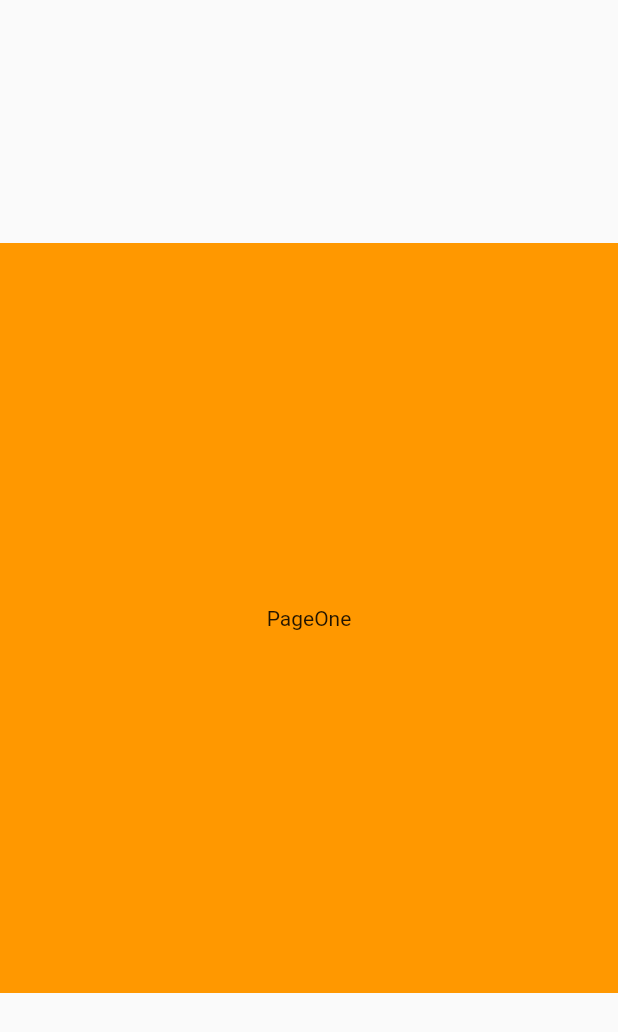
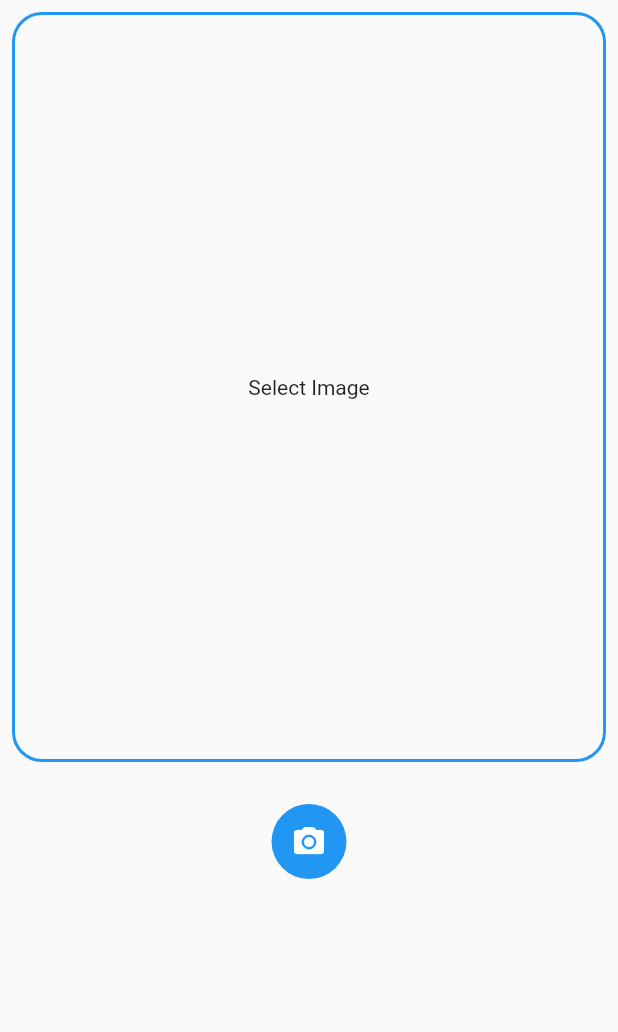
Before and after one commit to devasadinfo/flutter_series_scm, a Flutter app: the screen it shows after launch, on a phone screen of 412 x 824 dp. Shown: the top 1032 px of the screen. Run offline on Flutter 3.47's test engine with Material 2 defaults, Android fonts, the phone set to English and light mode, and no system bars; our stand-ins replace image_picker, liquid_swipe; missing offline and left inert: dart:html, image_picker_for_web.

Commit message:
image_picker

```diff
--- /dev/null
+++ b/lib/image_picker/generated_plugin_registrant.dart
@@ -0,0 +1,17 @@
+//
+// Generated file. Do not edit.
+//
+
+// ignore_for_file: directives_ordering
+// ignore_for_file: lines_longer_than_80_chars
+// ignore_for_file: depend_on_referenced_packages
+
+import 'package:image_picker_for_web/image_picker_for_web.dart';
+
+import 'package:flutter_web_plugins/flutter_web_plugins.dart';
+
+// ignore: public_member_api_docs
+void registerPlugins(Registrar registrar) {
+  ImagePickerPlugin.registerWith(registrar);
+  registrar.registerMessageHandler();
+}
--- /dev/null
+++ b/lib/image_picker/image_picker.dart
@@ -0,0 +1,76 @@
+import 'dart:io';
+
+import 'package:flutter/material.dart';
+import 'package:flutter/src/foundation/key.dart';
+import 'package:flutter/src/widgets/framework.dart';
+import 'package:image_picker/image_picker.dart';
+
+class ImageShow extends StatefulWidget {
+  const ImageShow({Key? key}) : super(key: key);
+
+  @override
+  State<ImageShow> createState() => _ImageShowState();
+}
+
+class _ImageShowState extends State<ImageShow> {
+  //Logic programm
+  File? _image;
+  Future SelectImage() async {
+    final image = await ImagePicker().pickImage(source: ImageSource.camera);
+    setState(() {
+      if (image != null) {
+        _image = File(image.path);
+      } else {
+        print("No Image");
+      }
+    });
+  }
+
+  @override
+  Widget build(BuildContext context) {
+    return Scaffold(
+      body: Column(
+        children: [
+          Padding(
+            padding: const EdgeInsets.all(8.0),
+            child: Container(
+              height: 500,
+              width: double.infinity,
+              decoration: BoxDecoration(
+                // color: Colors.blue,
+                border: Border.all(
+                  color: Colors.blue,
+                  width: 2,
+                ),
+                borderRadius: BorderRadius.circular(20),
+              ),
+              child: _image == null
+                  ? Center(child: Text("Select Image"))
+                  : Image.file(_image!),
+            ),
+          ),
+          SizedBox(
+            height: 20,
+          ),
+          Container(
+            height: 50,
+            width: 50,
+            decoration: BoxDecoration(
+              color: Colors.blue,
+              borderRadius: BorderRadius.circular(25),
+            ),
+            child: IconButton(
+              onPressed: () {
+                SelectImage();
+              },
+              icon: Icon(
+                Icons.camera_alt,
+                color: Colors.white,
+              ),
+            ),
+          ),
+        ],
+      ),
+    );
+  }
+}
--- a/lib/main.dart
+++ b/lib/main.dart
@@ -1,3 +1,4 @@
+import 'package:demo_counter/image_picker/image_picker.dart';
 import 'package:demo_counter/pageview/pageview.dart';
 import 'package:flutter/material.dart';
 
@@ -16,6 +17,6 @@ class MyApp extends StatelessWidget {
         theme: ThemeData(
           primarySwatch: Colors.blue,
         ),
-        home: const PageviewData());
+        home: const ImageShow());
   }
 }
--- a/pubspec.yaml
+++ b/pubspec.yaml
@@ -35,6 +35,7 @@ dependencies:
   # Use with the CupertinoIcons class for iOS style icons.
   cupertino_icons: ^1.0.2
   liquid_swipe: ^3.0.0
+  image_picker: ^0.8.5+3
 
 dev_dependencies:
   flutter_test:
```
Also changed, not shown: pubspec.lock.
